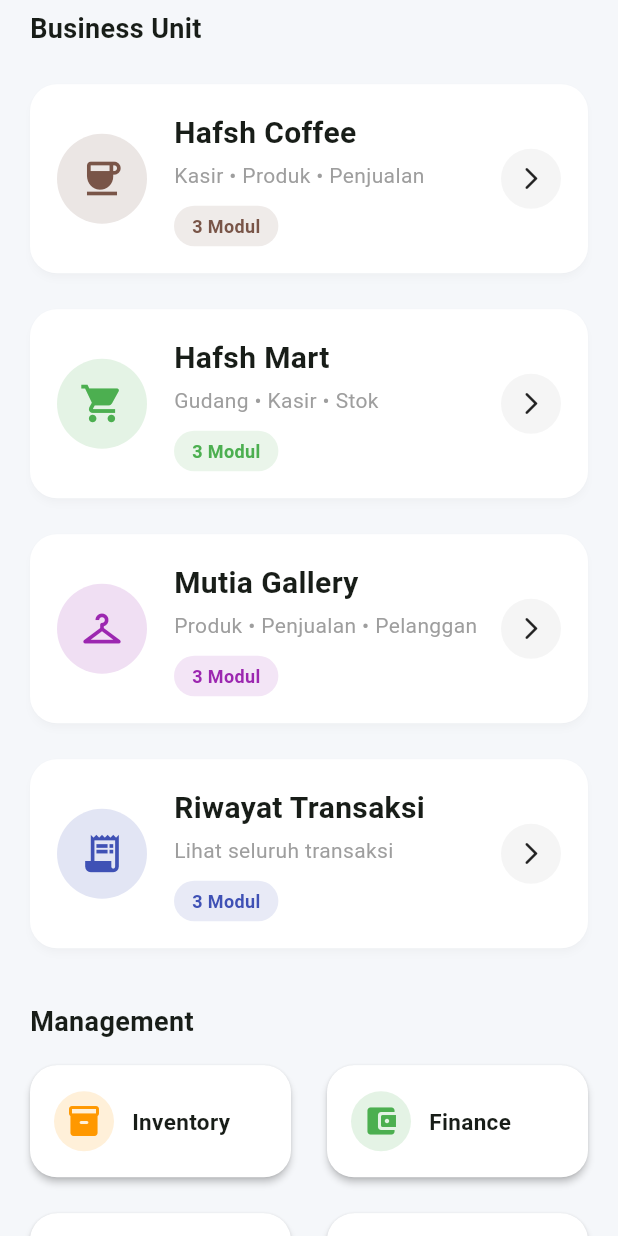
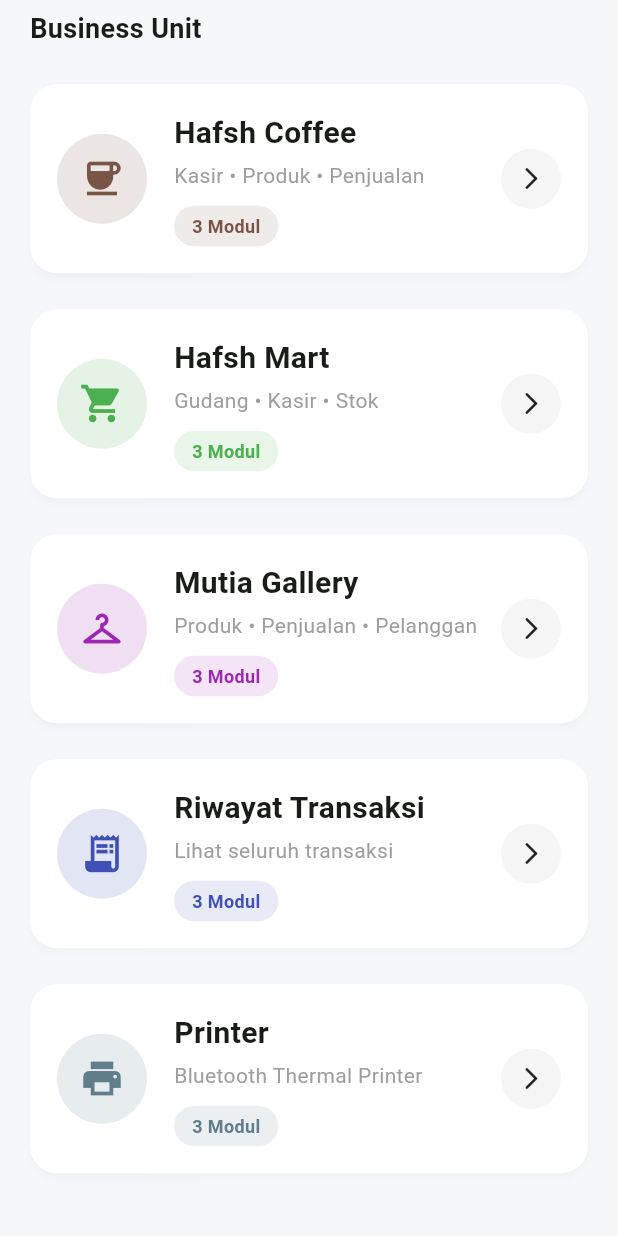
Before and after one commit to garukiri99-ux/hafsh_business_suite, a Flutter app: the DashboardPage screen opened by its route, scrolled down 576 dp, on a phone screen of 412 x 824 dp. Run offline on Flutter 3.47's test engine with Material 3 defaults, Android fonts, the phone set to English and light mode, and no system bars; our stand-ins replace cloud_firestore, firebase_auth, firebase_core, flutter_riverpod, go_router; missing offline and left inert: print_bluetooth_thermal; accounts and stored records are empty.

Commit message:
feat(printer): setup Bluetooth thermal printer module

```diff
--- a/lib/core/router/app_router.dart
+++ b/lib/core/router/app_router.dart
@@ -7,6 +7,7 @@ import '../../features/payment/presentation/pages/payment_page.dart';
 import '../../features/pos/presentation/pages/pos_dashboard_page.dart';
 import '../../features/splash/splash_page.dart';
 import '../../features/transaction/presentation/pages/transaction_history_page.dart';
+import '../../features/printer/presentation/pages/printer_page.dart';
 
 final appRouter = GoRouter(
   initialLocation: '/',
@@ -41,5 +42,10 @@ final appRouter = GoRouter(
       builder: (context, state) =>
           const TransactionHistoryPage(),
     ),
+    GoRoute(
+      path: '/printer',
+      builder: (context, state) =>
+          const PrinterPage(),
+    ),
   ],
 );
--- a/lib/features/dashboard/presentation/pages/dashboard_page.dart
+++ b/lib/features/dashboard/presentation/pages/dashboard_page.dart
@@ -64,6 +64,16 @@ class DashboardPage extends StatelessWidget {
               },
             ),
 
+            BusinessUnitCard(
+              icon: Icons.print,
+              color: Colors.blueGrey,
+              title: "Printer",
+              subtitle: "Bluetooth Thermal Printer",
+              onTap: () {
+                context.push('/printer');
+              },
+            ),
+
             const SizedBox(height: 16),
 
             const SectionTitle(
--- a/pubspec.yaml
+++ b/pubspec.yaml
@@ -44,7 +44,7 @@ dependencies:
   flutter_riverpod: ^3.3.2
   go_router: ^17.3.0
 
-  print_bluetooth_thermal: ^1.1.6
+  print_bluetooth_thermal: 1.2.1
 
 
 dev_dependencies:
```
Also changed, not shown: lib/features/printer/presentation/pages/printer_page.dart (added, +17 -0 lines), lib/features/printer/providers/printer_service_provider.dart (added, +8 -0 lines), lib/features/printer/services/bluetooth_printer_service.dart (added, +21 -0 lines).
